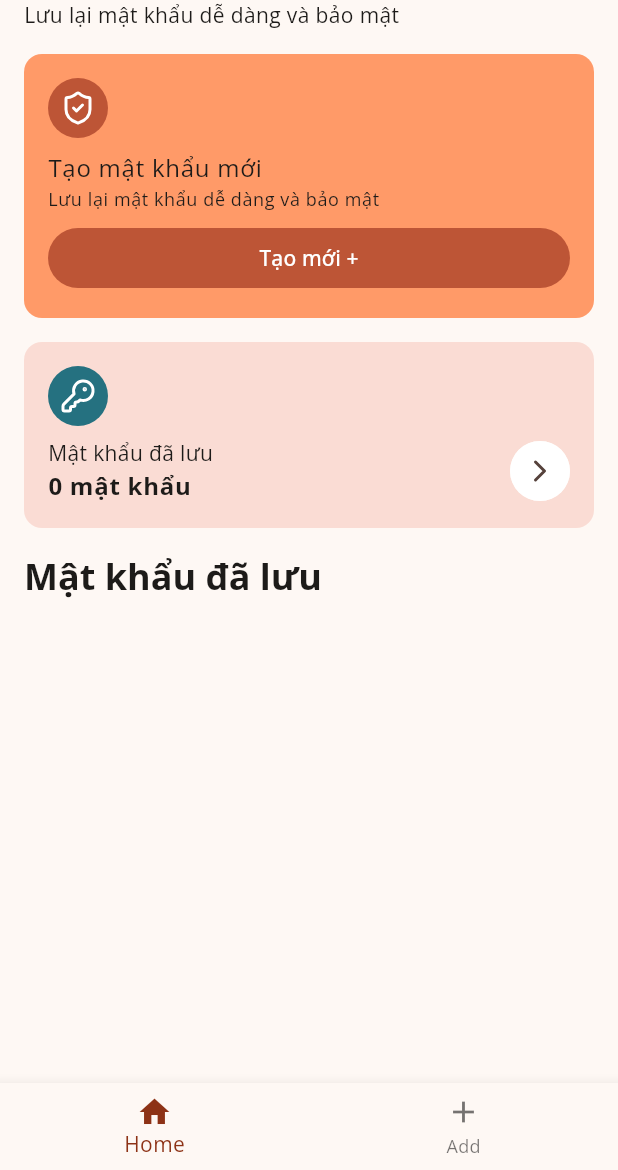
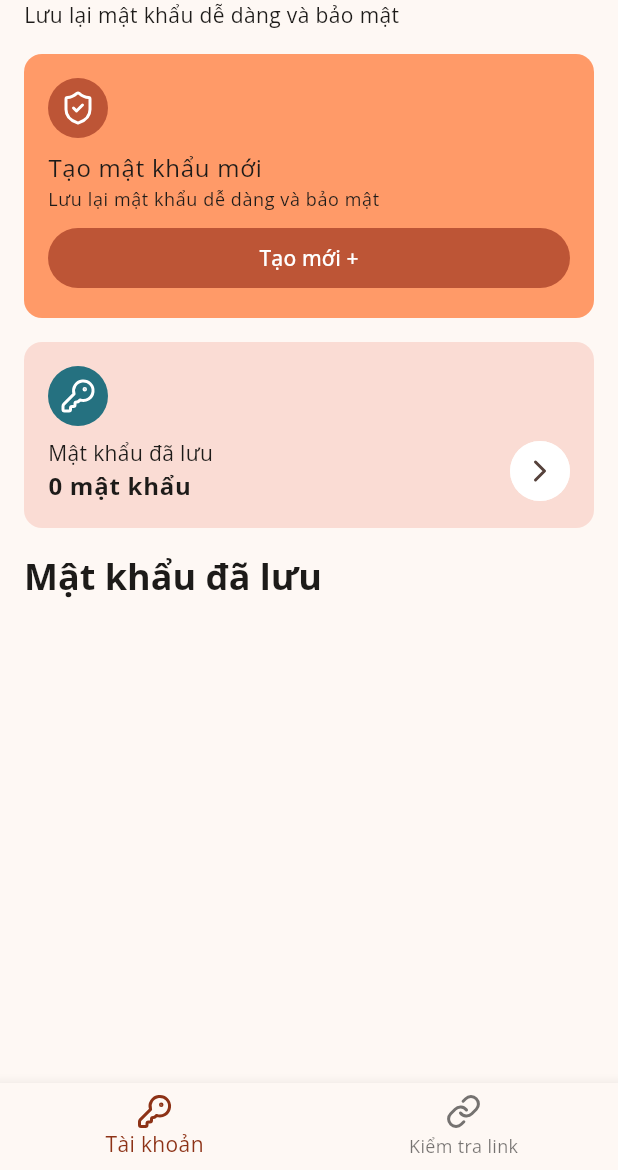
Before and after one commit to huyxoann/thread_detection, a Flutter app: the HomePage screen opened by its route, on a phone screen of 412 x 824 dp, the part 66-1236 px from its top. Run offline on Flutter 3.47's test engine with Material 3 defaults, Android fonts, the phone set to English and light mode, and no system bars; our stand-ins replace cloud_firestore, firebase_core, firebase_messaging, flutter_lucide, go_router, google_fonts and 3 more; accounts and stored records are empty.

Commit message:
Add check sus link

```diff
--- /dev/null
+++ b/devtools_options.yaml
@@ -0,0 +1,3 @@
+description: This file stores settings for Dart & Flutter DevTools.
+documentation: https://docs.flutter.dev/tools/devtools/extensions#configure-extension-enablement-states
+extensions:
--- a/lib/pages/edit_password.dart
+++ b/lib/pages/edit_password.dart
@@ -75,7 +75,7 @@ class _EditPasswordPageState extends State<EditPasswordPage> {
       'email': emailController.text,
       'password': passwordController.text,
       'accountType': accountTypeSelected.name,
-      'createdAt': account.createdAt,
+      'createdAt': DateTime.now(),
     });
     debugPrint(
         'Account updated: ${labelController.text}, ${emailController.text}, ${passwordController.text}, ${accountTypeSelected.name}');
--- a/lib/pages/home_page.dart
+++ b/lib/pages/home_page.dart
@@ -1,4 +1,5 @@
 import 'package:flutter/material.dart';
+import 'package:flutter_lucide/flutter_lucide.dart';
 import 'package:thread_detection/pages/account_page.dart';
 import 'package:thread_detection/pages/check_link.dart';
 
@@ -40,12 +41,12 @@ class _HomePageState extends State<HomePage> {
       bottomNavigationBar: BottomNavigationBar(
         items: const <BottomNavigationBarItem>[
           BottomNavigationBarItem(
-            icon: Icon(Icons.home),
-            label: 'Home',
+            icon: Icon(LucideIcons.key_round),
+            label: 'Tài khoản',
           ),
           BottomNavigationBarItem(
-            icon: Icon(Icons.add),
-            label: 'Add',
+            icon: Icon(LucideIcons.link),
+            label: 'Kiểm tra link',
           ),
         ],
         currentIndex: _selectedIndex,
--- a/pubspec.yaml
+++ b/pubspec.yaml
@@ -43,6 +43,7 @@ dependencies:
   firebase_core: ^3.8.0
   cloud_firestore: ^5.5.0
   provider: ^6.1.2
+  firebase_messaging: ^15.1.5
 dev_dependencies:
   flutter_test:
     sdk: flutter
```
Also changed, not shown: lib/main.dart (+13 -0 lines), lib/pages/password_detail.dart (+27 -1 lines), lib/services/firebase_api.dart (added, +17 -0 lines), lib/services/noti_permission.dart (added, +17 -0 lines), pubspec.lock, 1 other file.
